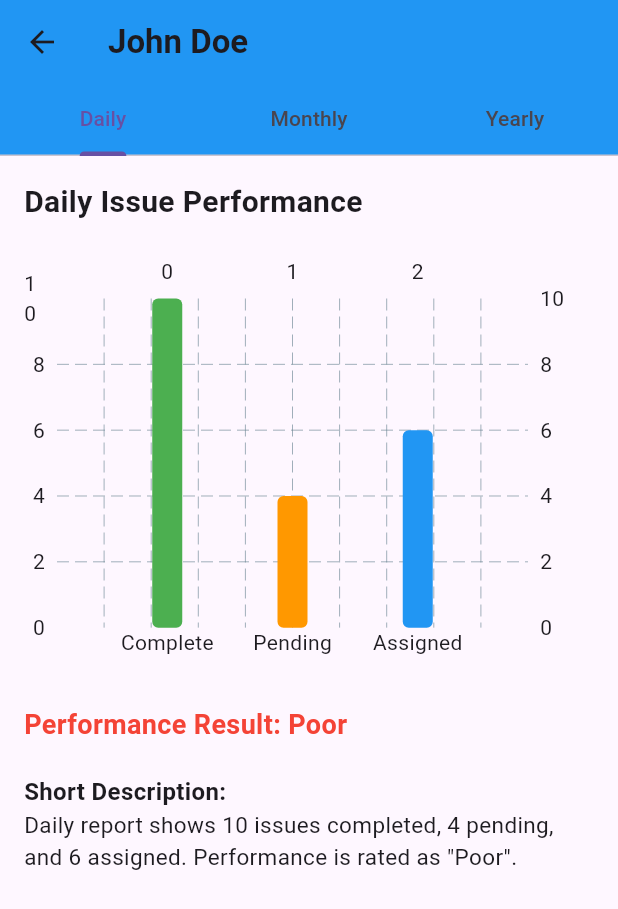
After one commit to SohanurKarim/shakti_app, a Flutter app: the PerformanceDashboard screen opened directly, on a phone screen of 412 x 824 dp. The commit adds this screen. Shown: the top 909 px of the screen. Run offline on Flutter 3.47's test engine with Material 3 defaults, Android fonts, the phone set to English and light mode, and no system bars; drawn by our look-alikes of fl_chart; our stand-ins replace cloud_firestore, firebase_core, google_maps_flutter, location, webview_flutter; missing offline and left inert: google_maps_cluster_manager_2; accounts and stored records are empty.

Commit message:
chart, Maps

```diff
--- a/lib/main.dart
+++ b/lib/main.dart
@@ -1,8 +1,11 @@
+import 'package:firebase_core/firebase_core.dart';
 import 'package:flutter/material.dart';
 import 'package:shakti_contact/views/auth_screen/login_screen.dart';
 
 
-void main() {
+void main() async {
+  WidgetsFlutterBinding.ensureInitialized();
+  await Firebase.initializeApp();
   runApp(MyApp());
 }
 
--- a/lib/views/auth_screen/login_screen.dart
+++ b/lib/views/auth_screen/login_screen.dart
@@ -1,6 +1,5 @@
 import 'package:flutter/material.dart';
 import 'package:shakti_contact/bottom_bar.dart';
-import 'package:shakti_contact/views/home_screen.dart';
 class LoginScreen extends StatefulWidget {
   final VoidCallback onToggleTheme;
   final bool isDarkMode;
--- /dev/null
+++ b/lib/views/daily_status/PerformanceChart.dart
@@ -0,0 +1,250 @@
+import 'package:fl_chart/fl_chart.dart';
+import 'package:flutter/material.dart';
+
+class PerformanceDashboard extends StatefulWidget {
+  final String username;
+
+  PerformanceDashboard({required this.username});
+
+  @override
+  _PerformanceDashboardState createState() => _PerformanceDashboardState();
+}
+
+class _PerformanceDashboardState extends State<PerformanceDashboard>
+    with SingleTickerProviderStateMixin {
+  late TabController _tabController;
+
+  final Map<String, List<int>> data = {
+    'Daily': [10, 4, 6],
+    'Monthly': [180, 25, 40],
+    'Yearly': [2000, 150, 300],
+  };
+
+  @override
+  void initState() {
+    super.initState();
+    _tabController = TabController(length: 3, vsync: this);
+  }
+
+  String getResultLabel(int complete) {
+    if (complete >= 1000) return "Best";
+    if (complete >= 500) return "Good";
+    if (complete >= 100) return "Average";
+    return "Poor";
+  }
+
+  Color getResultColor(String label) {
+    switch (label) {
+      case "Best":
+        return Colors.green;
+      case "Good":
+        return Colors.lightGreen;
+      case "Average":
+        return Colors.orange;
+      default:
+        return Colors.red;
+    }
+  }
+
+  BarChartGroupData makeGroup(int x, double value, Color color) {
+    return BarChartGroupData(
+      x: x,
+      barRods: [
+        BarChartRodData(toY: value, width: 20, color: color, borderRadius: BorderRadius.circular(4)),
+      ],
+    );
+  }
+
+  Widget buildChart(String type) {
+    final values = data[type]!;
+    final labels = ["Complete", "Pending", "Assigned"];
+    final colors = [Colors.green, Colors.orange, Colors.blue];
+    final result = getResultLabel(values[0]);
+
+    return Padding(
+      padding: const EdgeInsets.all(16),
+      child: ListView(
+        children: [
+          Text(
+            '$type Issue Performance',
+            style: TextStyle(fontSize: 20, fontWeight: FontWeight.bold),
+          ),
+          SizedBox(height: 20),
+          AspectRatio(
+            aspectRatio: 1.4,
+            child: BarChart(
+              BarChartData(
+                borderData: FlBorderData(show: false),
+                titlesData: FlTitlesData(
+                  leftTitles: AxisTitles(sideTitles: SideTitles(showTitles: true)),
+                  bottomTitles: AxisTitles(
+                    sideTitles: SideTitles(
+                      showTitles: true,
+                      getTitlesWidget: (value, meta) {
+                        final index = value.toInt();
+                        return Text(index < labels.length ? labels[index] : '');
+                      },
+                    ),
+                  ),
+                ),
+                barGroups: List.generate(
+                  values.length,
+                      (i) => makeGroup(i, values[i].toDouble(), colors[i]),
+                ),
+              ),
+            ),
+          ),
+          SizedBox(height: 30),
+          Text(
+            'Performance Result: $result',
+            style: TextStyle(
+              fontSize: 18,
+              fontWeight: FontWeight.bold,
+              color: getResultColor(result),
+            ),
+          ),
+          SizedBox(height: 20),
+          Text(
+            'Short Description:',
+            style: TextStyle(fontSize: 16, fontWeight: FontWeight.bold),
+          ),
+          Text(
+            '$type report shows ${values[0]} issues completed, ${values[1]} pending, and ${values[2]} assigned. Performance is rated as "$result".',
+            style: TextStyle(fontSize: 15),
+          ),
+        ],
+      ),
+    );
+  }
+
+  @override
+  Widget build(BuildContext context) {
+    return Scaffold(
+      appBar: AppBar(
+        title: Text("${widget.username}",style: TextStyle(fontWeight: FontWeight.w600),),
+        bottom: TabBar(
+          controller: _tabController,
+          tabs: const [
+            Tab(text: "Daily"),
+            Tab(text: "Monthly"),
+            Tab(text: "Yearly"),
+          ],
+        ),
+        backgroundColor: Colors.blue,
+      ),
+      body: TabBarView(
+        controller: _tabController,
+        children: [
+          buildChart("Daily"),
+          buildChart("Monthly"),
+          buildChart("Yearly"),
+        ],
+      ),
+    );
+  }
+}
+
+// class PerformanceDashboard extends StatelessWidget {
+//   final String username;
+//
+//   PerformanceDashboard({required this.username});
+//
+//   final List<BarChartGroupData> issueData = [
+//     BarChartGroupData(x: 0, barRods: [BarChartRodData(toY: 10, color: Colors.green)]), // Complete
+//     BarChartGroupData(x: 1, barRods: [BarChartRodData(toY: 4, color: Colors.orange)]), // Pending
+//     BarChartGroupData(x: 2, barRods: [BarChartRodData(toY: 6, color: Colors.blue)]),   // Assigned
+//   ];
+//
+//   String getResultLabel(int complete, int pending, int assigned) {
+//     if (complete >= 10) return "Best";
+//     if (complete >= 7) return "Good";
+//     if (complete >= 4) return "Average";
+//     return "Poor";
+//   }
+//
+//   Color getResultColor(String label) {
+//     switch (label) {
+//       case "Best":
+//         return Colors.green;
+//       case "Good":
+//         return Colors.lightGreen;
+//       case "Average":
+//         return Colors.orange;
+//       default:
+//         return Colors.red;
+//     }
+//   }
+//
+//   @override
+//   Widget build(BuildContext context) {
+//     final int complete = 10, pending = 4, assigned = 6;
+//     final result = getResultLabel(complete, pending, assigned);
+//
+//     return Scaffold(
+//       appBar: AppBar(
+//         title: Text("$username"),
+//         backgroundColor: Colors.blue,
+//       ),
+//       body: Padding(
+//         padding: const EdgeInsets.all(16),
+//         child: Column(
+//           crossAxisAlignment: CrossAxisAlignment.start,
+//           children: [
+//             Text(
+//               'Daily Issue Performance',
+//               style: TextStyle(fontSize: 20, fontWeight: FontWeight.bold),
+//             ),
+//             SizedBox(height: 20),
+//             AspectRatio(
+//               aspectRatio: 1.4,
+//               child: BarChart(
+//                 BarChartData(
+//                   borderData: FlBorderData(show: false),
+//                   titlesData: FlTitlesData(
+//                     leftTitles: AxisTitles(sideTitles: SideTitles(showTitles: true)),
+//                     bottomTitles: AxisTitles(
+//                       sideTitles: SideTitles(
+//                         showTitles: true,
+//                         getTitlesWidget: (value, meta) {
+//                           switch (value.toInt()) {
+//                             case 0:
+//                               return Text("Complete");
+//                             case 1:
+//                               return Text("Pending");
+//                             case 2:
+//                               return Text("Assigned");
+//                             default:
+//                               return Text("");
+//                           }
+//                         },
+//                       ),
+//                     ),
+//                   ),
+//                   barGroups: issueData,
+//                 ),
+//               ),
+//             ),
+//             SizedBox(height: 30),
+//             Text(
+//               'Performance Result: $result',
+//               style: TextStyle(
+//                 fontSize: 18,
+//                 fontWeight: FontWeight.bold,
+//                 color: getResultColor(result),
+//               ),
+//             ),
+//             SizedBox(height: 20),
+//             Text(
+//               'Short Description:',
+//               style: TextStyle(fontSize: 16, fontWeight: FontWeight.bold),
+//             ),
+//             Text(
+//               'Completed 10 issues today. 4 are still pending and 6 are newly assigned. Excellent performance!',
+//               style: TextStyle(fontSize: 15),
+//             ),
+//           ],
+//         ),
+//       ),
+//     );
+//   }
+// }
```
Also changed, not shown: lib/views/home_screen.dart (+16 -6 lines), lib/views/maps/maps.dart (added, +280 -0 lines), lib/views/maps/place.dart (added, +31 -0 lines), pubspec.yaml (+7 -0 lines), pubspec.lock, 4 other files.
